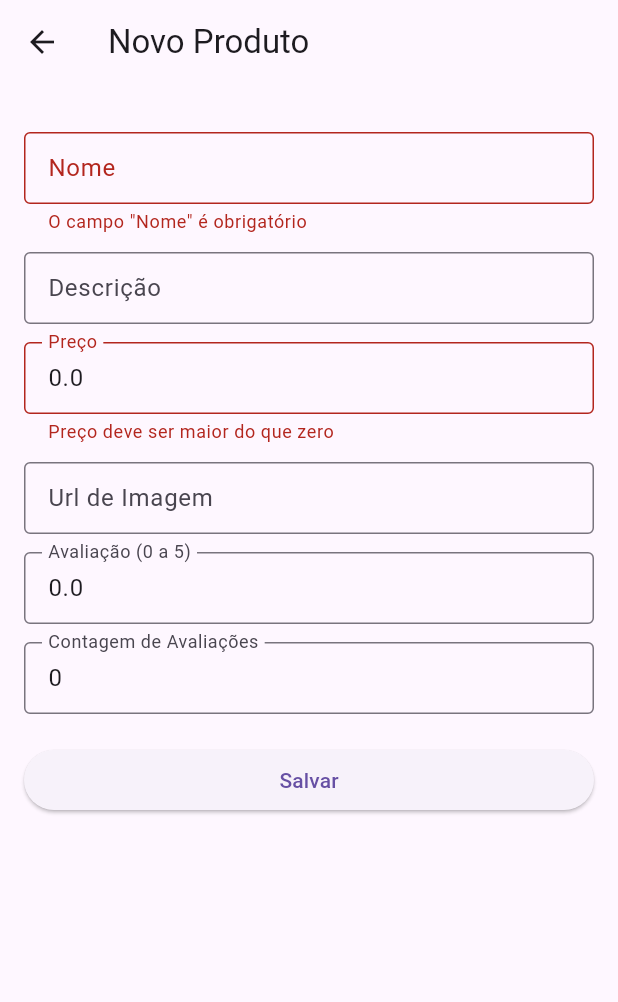
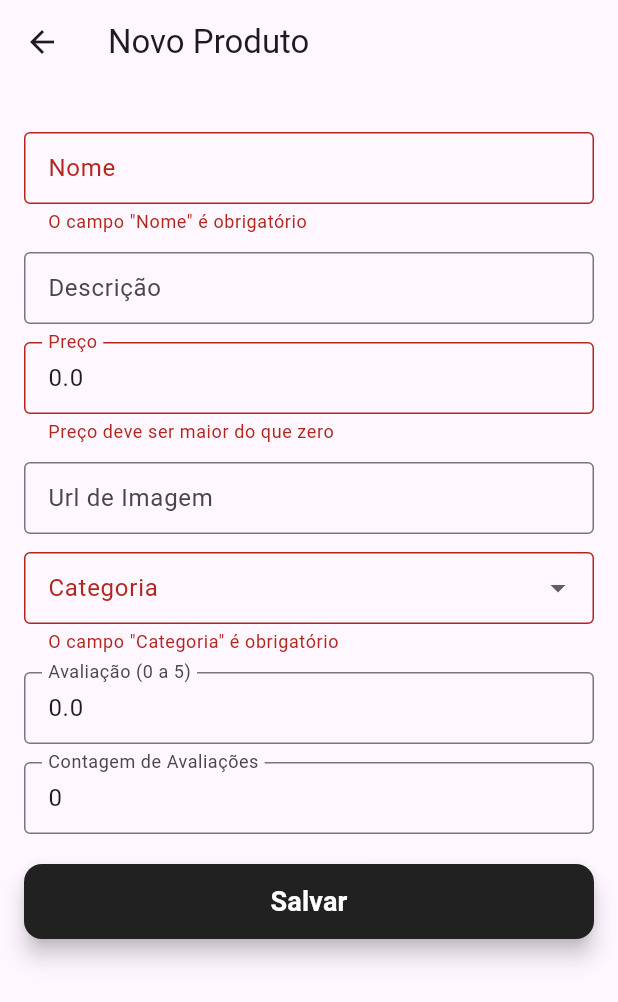
Before and after one commit to FranciscoMilani/projeto2_flutter, a Flutter app: the ProdutoFormScreen screen opened directly with empty values, after a tap on "Salvar", on a phone screen of 412 x 824 dp. Shown: the top 1002 px of the screen. Run offline on Flutter 3.47's test engine with Material 3 defaults, Android fonts, the phone set to English and light mode, and no system bars; our stand-ins replace local_auth, sqflite; accounts and stored records are empty.

Commit message:
Adição categoria; Removido mensagem de erro na autenticação; Melhorias visuais; Correções gerais finais;

```diff
--- a/lib/database/banco_helper.dart
+++ b/lib/database/banco_helper.dart
@@ -68,7 +68,7 @@ class BancoHelper {
   }
 
   // Deleta um produto por ID
-  Future<int> deletar(int id) async {
+  Future<int> deletarProduto(int id) async {
     final db = await bancoDeDados;
     return await db.delete('produto', where: 'id = ?', whereArgs: [id]);
   }
--- a/lib/screen/produto_form_screen.dart
+++ b/lib/screen/produto_form_screen.dart
@@ -21,6 +21,13 @@ class _ProdutoFormScreenState extends State<ProdutoFormScreen> {
   late String urlImagem;
   late double avaliacao;
   late int contagemAvaliacao;
+
+  final List<String> categorias = [
+    "electronics",
+    "jewelery",
+    "men's clothing",
+    "women's clothing"
+  ];
 
   @override
   void initState() {
@@ -68,7 +75,7 @@ class _ProdutoFormScreenState extends State<ProdutoFormScreen> {
                 Center(
                   child: Image.network(
                     urlImagem,
-                    height: 200,
+                    height: 150,
                     errorBuilder: (context, error, stackTrace) {
                       return const Icon(Icons.image_not_supported,
                           size: 100, color: Colors.grey);
@@ -144,6 +151,32 @@ class _ProdutoFormScreenState extends State<ProdutoFormScreen> {
                 },
               ),
               const SizedBox(height: 12),
+              DropdownButtonFormField<String>(
+                value: categoria.isNotEmpty ? categoria : null,
+                decoration: const InputDecoration(
+                  labelText: 'Categoria',
+                  border: OutlineInputBorder(),
+                  contentPadding: EdgeInsets.symmetric(horizontal: 12, vertical: 8),
+                ),
+                items: categorias.map((String categoria) {
+                  return DropdownMenuItem<String>(
+                    value: categoria,
+                    child: Text(categoria),
+                  );
+                }).toList(),
+                validator: (value) {
+                  if (value == null || value.isEmpty) {
+                    return 'O campo "Categoria" é obrigatório';
+                  }
+                  return null;
+                },
+                onChanged: (value) {
+                  setState(() {
+                    categoria = value!;
+                  });
+                },
+              ),
+              const SizedBox(height: 12),
               TextFormField(
                 initialValue: avaliacao.toString(),
                 decoration: const InputDecoration(
@@ -193,8 +226,21 @@ class _ProdutoFormScreenState extends State<ProdutoFormScreen> {
               const SizedBox(height: 20),
               ElevatedButton(
                 onPressed: _salvar,
-                child: const Text('Salvar'),
-              ),
+                style: ElevatedButton.styleFrom(
+                  backgroundColor: Colors.grey.shade900,
+                  foregroundColor: Colors.white,
+                  padding: const EdgeInsets.symmetric(horizontal: 24, vertical: 12),
+                  elevation: 6.0,
+                  shape: RoundedRectangleBorder(
+                    borderRadius: BorderRadius.circular(12),
+                  ),
+                ),
+                child: const Text(
+                  'Salvar',
+                  style: TextStyle(fontSize: 18, fontWeight: FontWeight.bold),
+                ),
+              )
+
             ],
           ),
         ),
```
Also changed, not shown: lib/screen/auth_screen.dart (+3 -7 lines), lib/screen/home_screen.dart (+20 -8 lines), 1 other file.
